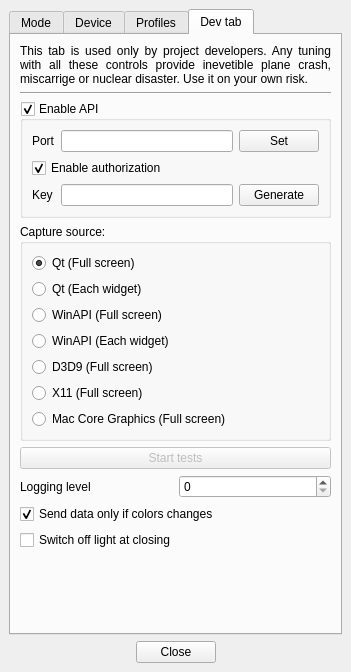
Above: Software/src/SettingsWindow.ui from Atarity/Lightpack before the change. Below: the same form after it.
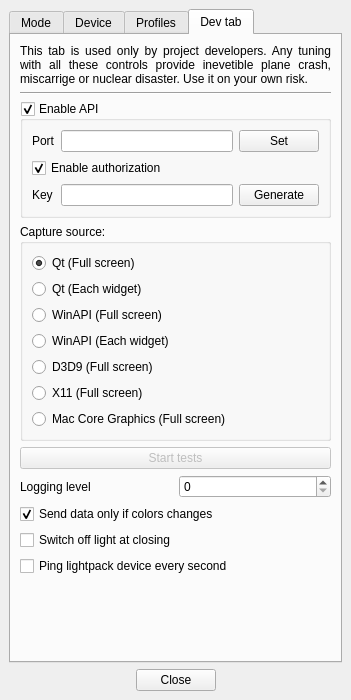
That is the form after the change. The open tabs and pages were chosen to show the change. Icons and pictures are not drawn. Custom widgets are drawn as their Qt base class.

Commit message: Software: add ping device every second checkbox on dev tab (implement this function only with Lightpack devices); Add to main lightpack config "IsPingDeviceEverySecond" option;

What changed in the file:
```diff
--- a/Software/src/SettingsWindow.ui
+++ b/Software/src/SettingsWindow.ui
@@ -8,7 +8,7 @@
     <x>0</x>
     <y>0</y>
     <width>351</width>
-    <height>672</height>
+    <height>700</height>
    </rect>
   </property>
   <property name="windowTitle">
@@ -1444,6 +1444,13 @@
           </property>
          </widget>
         </item>
+        <item>
+         <widget class="QCheckBox" name="checkBox_PingDeviceEverySecond">
+          <property name="text">
+           <string>Ping lightpack device every second</string>
+          </property>
+         </widget>
+        </item>
         <item>
          <spacer name="verticalSpacer_4">
           <property name="orientation">
```
The commit also changes 8 other files.
